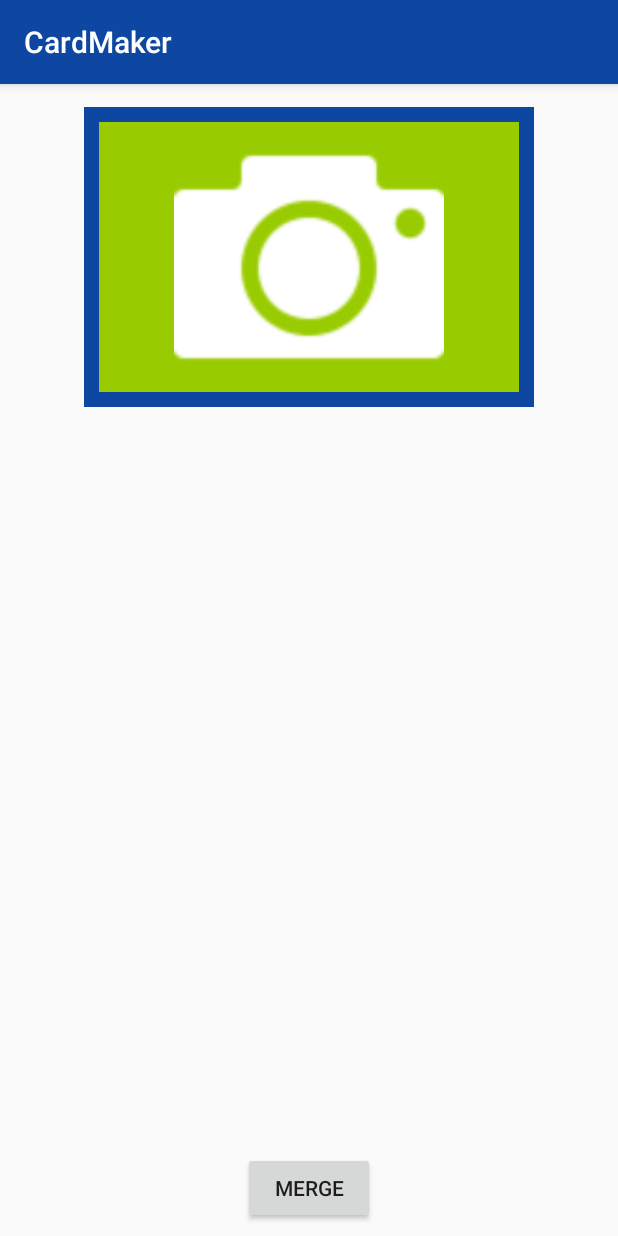
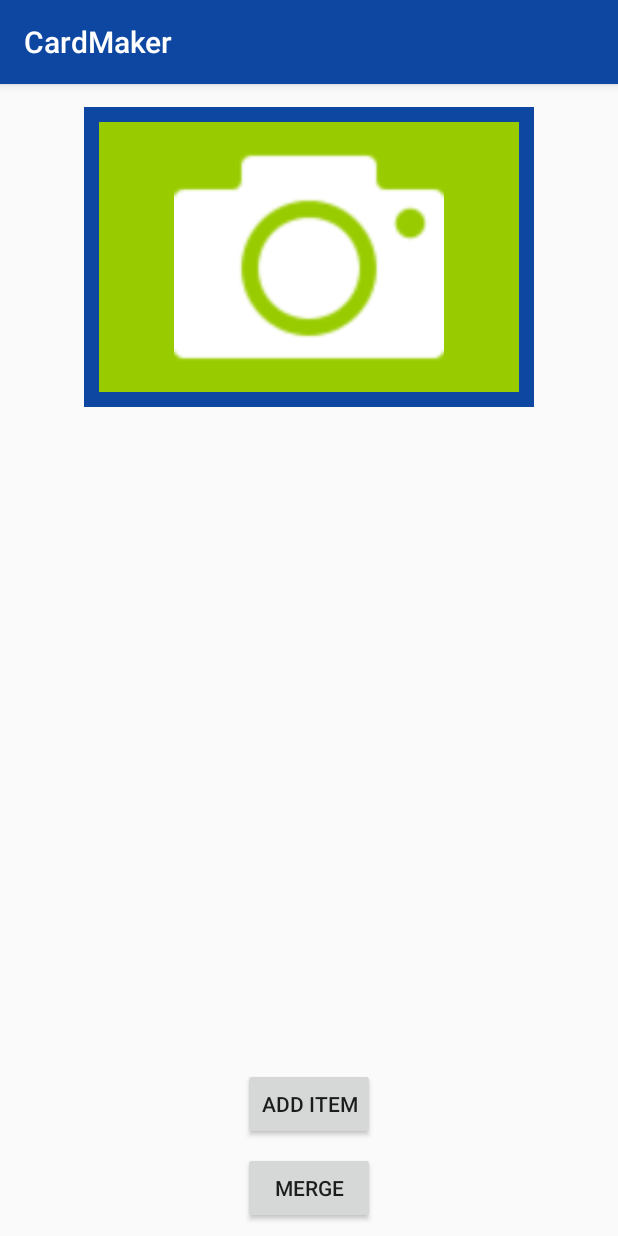
Before and after one commit to Lonaro/CardMaker, an Android app: the TemplateSinglePhoto screen opened directly, with no data from a screen before it, on a phone screen of 412 x 824 dp. Run offline under Robolectric (Android 15) with nearby library versions, the phone set to English and light mode, and no system bars.

Commit message:
Add item to postcard. Rotation doesn't work.

```diff
--- a/app/src/main/java/michal/cardmaker/TemplateSinglePhoto.java
+++ b/app/src/main/java/michal/cardmaker/TemplateSinglePhoto.java
@@ -1,11 +1,14 @@
 package michal.cardmaker;
 
 import android.Manifest;
+import android.annotation.SuppressLint;
 import android.content.Intent;
 import android.content.pm.PackageManager;
 import android.graphics.Bitmap;
 import android.graphics.BitmapFactory;
 import android.graphics.Canvas;
+import android.graphics.Matrix;
+import android.graphics.PointF;
 import android.graphics.drawable.BitmapDrawable;
 import android.os.Build;
 import android.os.Environment;
@@ -14,9 +17,18 @@ import android.support.v4.app.ActivityCompat;
 import android.support.v4.content.ContextCompat;
 import android.support.v7.app.AppCompatActivity;
 import android.os.Bundle;
+import android.util.Log;
+import android.view.MotionEvent;
 import android.view.View;
+import android.view.ViewGroup;
+import android.view.animation.Animation;
+import android.view.animation.LinearInterpolator;
+import android.view.animation.RotateAnimation;
+import android.view.animation.TranslateAnimation;
 import android.widget.Button;
+import android.widget.FrameLayout;
 import android.widget.ImageView;
+import android.widget.RelativeLayout;
 import android.widget.Toast;
 
 import java.io.File;
@@ -26,6 +38,7 @@ import java.io.IOException;
 import java.io.InputStream;
 import java.io.OutputStream;
 
+import michal.cardmaker.presenter.ResizeAnimation;
 import michal.cardmaker.presenter.TemplateSinglePhotoPresenter;
 import michal.cardmaker.presenter.cropViewLibrary.CropUtils;
 
@@ -34,17 +47,39 @@ public class TemplateSinglePhoto extends AppCompatActivity {
     private ImageView background;
     private ImageView photo;
     private Button merge_button;
+    private Button add_item_button;
     private TemplateSinglePhotoPresenter templateSinglePhotoPresenter;
     private static final int MY_PERMISSIONS_REQUEST_WRITE_EXTERNAL_STORAGE = 1;
 
     Bitmap cs;
     Canvas comboImage;
-    ImageView mergePhoto;
+    ImageView item;
 
     public static final int REQUEST_CODE_CAMERA = 1;
     public static final int REQUEST_CODE_ALBUM = 2;
 
+    //***************************************************************
+    private float xCoOrdinate, yCoOrdinate;
 
+    private static final int NONE = 0;
+    private static final int DRAG = 1;
+    private static final int ZOOM = 2;
+    private int mode = NONE;
+    // remember some things for zooming
+    private PointF start = new PointF();
+    private PointF mid = new PointF();
+    private float oldDist = 1f;
+    private float d = 0f;
+    private float newRot = 0f;
+    private float[] lastEvent = null;
+    float scale = 1;
+    float globalScale;
+    float dx;
+    float dy;
+    float r;
+    //***************************************************************
+
+    @SuppressLint("ClickableViewAccessibility")
     @Override
     protected void onCreate(Bundle savedInstanceState) {
         super.onCreate(savedInstanceState);
@@ -55,6 +90,13 @@ public class TemplateSinglePhoto extends AppCompatActivity {
         photo = findViewById(R.id.temp_single_photo);
         merge_button = findViewById(R.id.merge_button);
         background = findViewById(R.id.background);
+        item = findViewById(R.id.item);
+        add_item_button = findViewById(R.id.add_item_button);
+
+
+        item.setClickable(false);
+        item.setEnabled(false);
+        item.setVisibility(View.INVISIBLE);
 
         Intent intent = getIntent();
 
@@ -80,6 +122,122 @@ public class TemplateSinglePhoto extends AppCompatActivity {
             @Override
             public void onClick(View v) {
                 onSelectAlbum();
+            }
+        });
+
+
+
+        item.setOnTouchListener(new View.OnTouchListener() {
+
+            @Override
+            public boolean onTouch(View v, MotionEvent event) {
+
+                float move_x = 0;
+                float move_y = 0;
+
+                switch (event.getAction() & MotionEvent.ACTION_MASK) {
+                    case MotionEvent.ACTION_DOWN:
+                        xCoOrdinate = v.getX() - event.getRawX();
+                        yCoOrdinate = v.getY() - event.getRawY();
+                        mode = DRAG;
+
+                        photo.setClickable(false);
+                        background.setClickable(false);
+                        break;
+                    case MotionEvent.ACTION_POINTER_DOWN:
+                        oldDist = spacing(event);
+                        if (oldDist > 10f) {
+                            midPoint(mid, event);
+                            mode = ZOOM;
+                        }
+                        lastEvent = new float[4];
+                        lastEvent[0] = event.getX(0);
+                        lastEvent[1] = event.getX(1);
+                        lastEvent[2] = event.getY(0);
+                        lastEvent[3] = event.getY(1);
+
+                        d = rotation(event);
+                        break;
+                    case MotionEvent.ACTION_UP:
+                        photo.setClickable(true);
+                        background.setClickable(true);
+                    case MotionEvent.ACTION_POINTER_UP:
+                        mode = NONE;
+                        lastEvent = null;
+                        break;
+                    case MotionEvent.ACTION_MOVE:
+                        if(mode == DRAG) {
+                            //v.animate().x(event.getRawX() + xCoOrdinate).y(event.getRawY() + yCoOrdinate).setDuration(0).start();
+                            move_x = event.getRawX() + xCoOrdinate;
+                            move_y =  event.getRawY() + yCoOrdinate;
+                            v.animate().x(move_x).y(move_y).setDuration(0).start();
+
+                        } else if (mode == ZOOM) {
+                            float newDist = spacing(event);
+
+                            if(newDist > 100f) {
+                                scale = (newDist / oldDist);
+
+                                //Log.d("Scale", String.valueOf(newDist) + " " + String.valueOf(oldDist) + " " + String.valueOf(scale));
+                                //item.animate().scaleX(scale).scaleY(scale).setDuration(0).start();
+                            }
+                            if(lastEvent != null && event.getPointerCount() == 2) {
+                                newRot = rotation(event);
+                                r = newRot - d;
+
+                                v.animate().rotation(r).setInterpolator(new LinearInterpolator()).setDuration(0).start();
+                                Log.d("Rotation", String.valueOf(d) + " | " + String.valueOf(newRot) + " | " + String.valueOf(r));
+                                item.setRotation(r);
+
+                            }
+                        }
+                        break;
+
+                }
+
+                return true;
+            }
+
+            private float spacing(MotionEvent event) {
+                float x = event.getX(0) - event.getX(1);
+                float y = event.getY(0) - event.getY(1);
+                return (float) Math.sqrt(x * x + y * y);
+            }
+
+            /**
+             * Calculate the mid point of the first two fingers
+             */
+            private void midPoint(PointF point, MotionEvent event) {
+                float x = event.getX(0) + event.getX(1);
+                float y = event.getY(0) + event.getY(1);
+                point.set(x / 2, y / 2);
+            }
+
+            /**
+             * Calculate the degree to be rotated by.
+             *
+             * @param event
+             * @return Degrees
+             */
+            private float rotation(MotionEvent event) {
+                double delta_x = (event.getX(0) - event.getX(1));
+                double delta_y = (event.getY(0) - event.getY(1));
+                double radians = Math.atan2(delta_y, delta_x);
+                return (float) Math.toDegrees(radians);
+            }
+        });
+
+
+
+        add_item_button.setOnClickListener(new View.OnClickListener() {
+            @Override
+            public void onClick(View v) {
+
+                item.setVisibility(View.VISIBLE);
+                item.setClickable(true);
+                item.setEnabled(true);
+                item.setImageResource(R.drawable.smile_item);
+
             }
         });
 
@@ -135,6 +293,7 @@ public class TemplateSinglePhoto extends AppCompatActivity {
             } catch (IOException e) {
                 e.printStackTrace();
             }
+
         }
         else
         {
@@ -143,7 +302,6 @@ public class TemplateSinglePhoto extends AppCompatActivity {
                     MY_PERMISSIONS_REQUEST_WRITE_EXTERNAL_STORAGE);
         }
     }
-
 
     public void onSelectAlbum() {
 
@@ -181,10 +339,10 @@ public class TemplateSinglePhoto extends AppCompatActivity {
 
         switch (requestCode) {
             case REQUEST_CODE_CAMERA:
-                templateSinglePhotoPresenter.startCropper(REQUEST_CODE_CAMERA, data);
+                templateSinglePhotoPresenter.startCropper(REQUEST_CODE_CAMERA, data, 280, 180);
                 break;
             case REQUEST_CODE_ALBUM:
-                templateSinglePhotoPresenter.startCropper(REQUEST_CODE_ALBUM, data);
+                templateSinglePhotoPresenter.startCropper(REQUEST_CODE_ALBUM, data, 280, 180);
                 break;
             default:
                 break;
--- a/app/src/main/java/michal/cardmaker/presenter/TemplateSinglePhotoPresenter.java
+++ b/app/src/main/java/michal/cardmaker/presenter/TemplateSinglePhotoPresenter.java
@@ -21,7 +21,7 @@ public class TemplateSinglePhotoPresenter {
         this.activity = activity;
     }
 
-    public void startCropper(int requestCode, Intent data) {
+    public void startCropper(int requestCode, Intent data, int width, int height) {
         Uri uri = null;
         if (requestCode == REQUEST_CODE_CAMERA) {
             uri = mCameraImageUri;
@@ -32,8 +32,8 @@ public class TemplateSinglePhotoPresenter {
         }
         Intent intent = new Intent(activity, CropActivity.class);
         intent.setData(uri);
-        intent.putExtra("outputX", CropUtils.dip2px(activity, 280));
-        intent.putExtra("outputY", CropUtils.dip2px(activity, 180));
+        intent.putExtra("outputX", CropUtils.dip2px(activity, width));
+        intent.putExtra("outputY", CropUtils.dip2px(activity, height));
         intent.putExtra("outputFormat", Bitmap.CompressFormat.JPEG.toString());
         activity.startActivity(intent);
     }
--- a/app/src/main/res/layout/activity_template_single_photo.xml
+++ b/app/src/main/res/layout/activity_template_single_photo.xml
@@ -6,28 +6,55 @@
     android:layout_height="match_parent"
     tools:context=".TemplateSinglePhoto">
 
+    <FrameLayout
+        android:id="@+id/frame_template"
+        android:layout_width="wrap_content"
+        android:layout_height="wrap_content"
+        android:layout_marginStart="8dp"
+        android:layout_marginTop="15dp"
+        android:layout_marginEnd="8dp"
+        app:layout_constraintEnd_toEndOf="parent"
+        app:layout_constraintStart_toStartOf="parent"
+        app:layout_constraintTop_toTopOf="parent">
+
         <ImageView
             android:id="@+id/background"
             android:layout_width="300sp"
             android:layout_height="200sp"
-        android:layout_marginTop="15dp"
-        app:layout_constraintEnd_toEndOf="parent"
-        app:layout_constraintStart_toStartOf="parent"
-        app:layout_constraintTop_toTopOf="parent"
-        android:src="@color/colorPrimary"
-        android:contentDescription="Border"/>
+            android:contentDescription="Border"
+            android:src="@color/colorPrimary" />
 
         <ImageView
             android:id="@+id/temp_single_photo"
             android:layout_width="280sp"
             android:layout_height="180sp"
-        app:layout_constraintBottom_toBottomOf="@+id/background"
-        app:layout_constraintEnd_toEndOf="@+id/background"
-        app:layout_constraintStart_toStartOf="@+id/background"
-        app:layout_constraintTop_toTopOf="@+id/background"
+            android:layout_margin="10dp"
             android:background="@android:color/holo_green_light"
-        android:src="@drawable/camera"
-        android:contentDescription="Photo"/>
+            android:contentDescription="Photo"
+            android:src="@drawable/camera" />
+
+        <ImageView
+            android:id="@+id/item"
+            android:layout_width="100sp"
+            android:layout_height="100sp"
+            android:layout_gravity="center"
+            android:contentDescription="Border"
+            android:src="@color/colorAccent"/>
+
+
+    </FrameLayout>
+
+    <Button
+        android:id="@+id/add_item_button"
+        android:layout_width="wrap_content"
+        android:layout_height="wrap_content"
+        android:text="Add item"
+        android:layout_marginStart="8dp"
+        android:layout_marginEnd="8dp"
+        android:layout_marginBottom="8dp"
+        app:layout_constraintBottom_toTopOf="@+id/merge_button"
+        app:layout_constraintEnd_toEndOf="parent"
+        app:layout_constraintStart_toStartOf="parent" />
 
     <Button
         android:id="@+id/merge_button"
```
Also changed, not shown: app/src/main/java/michal/cardmaker/presenter/ResizeAnimation.java (added, +35 -0 lines), app/src/main/res/drawable/smile_item.jpg (added). Lines whose indentation alone changed are shown as unchanged.
